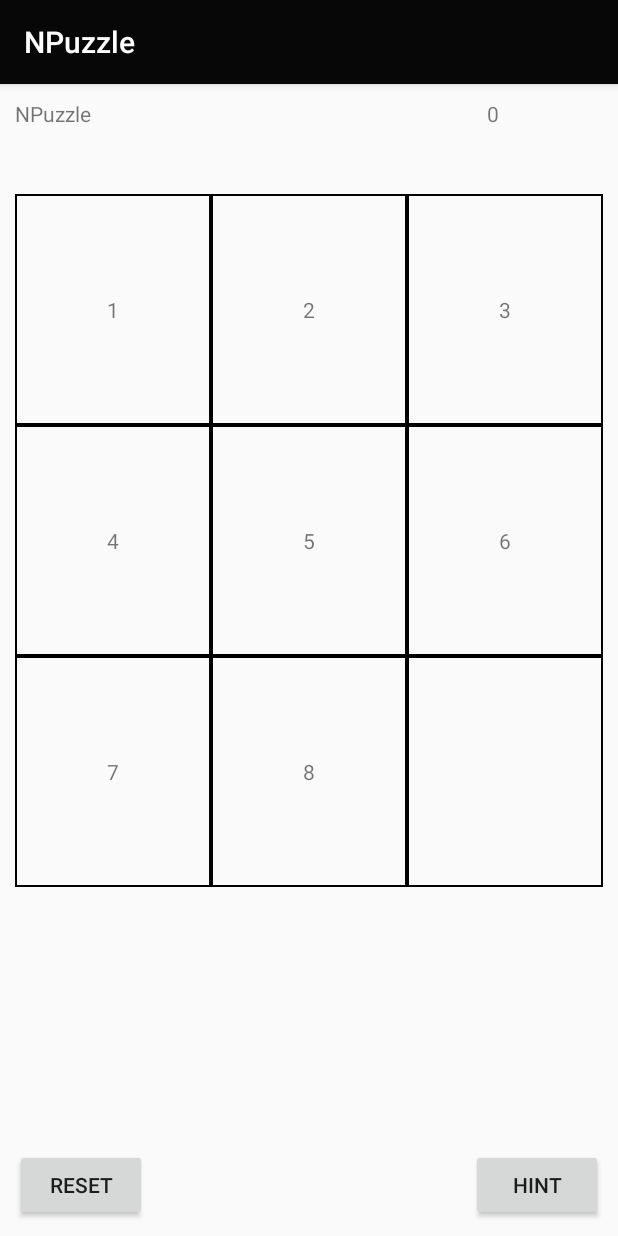
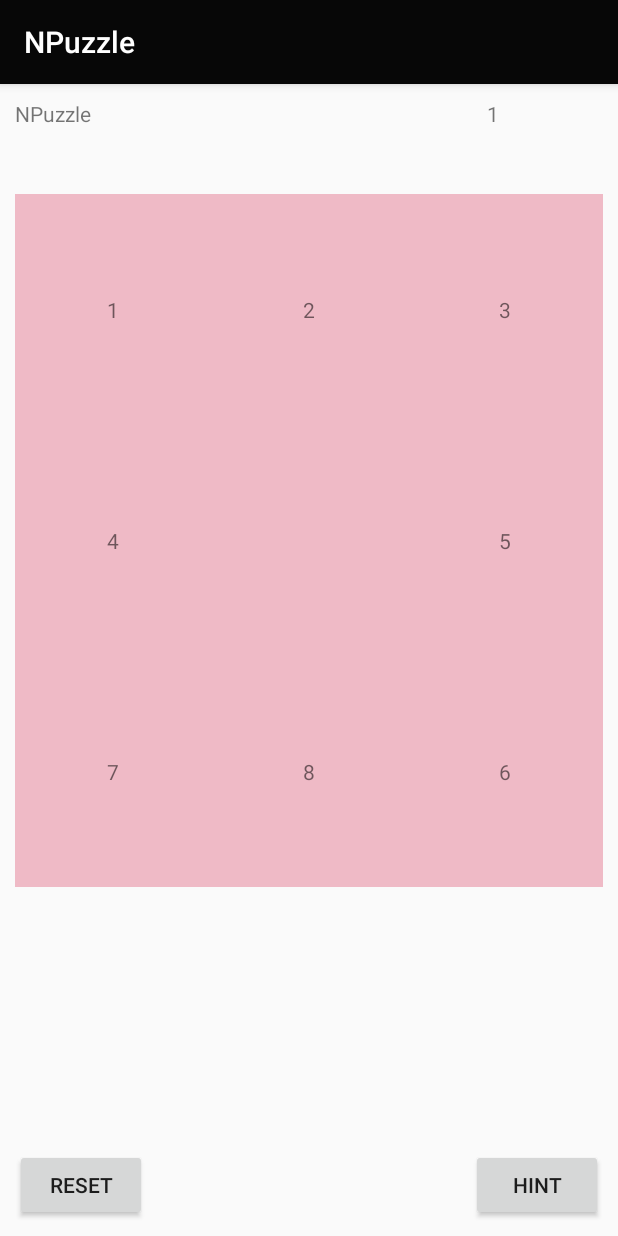
Before and after one commit to melihcanclk/NPuzzle-Android, an Android app: the MainActivity screen opened directly, with no data from a screen before it, after a tap on "HINT", on a phone screen of 412 x 824 dp. Run offline under Robolectric (Android 15) with nearby library versions, the phone set to English and light mode, and no system bars; libraries missing offline, so code that uses them is left out: org.tensorflow.lite; 2 statements that could not run were skipped.

Commit message:
feat(Npuzzle-Android) : tflite implement

```diff
--- a/app/src/main/java/com/melihcanclk/MainActivity.java
+++ b/app/src/main/java/com/melihcanclk/MainActivity.java
@@ -29,11 +29,14 @@ import java.nio.channels.FileChannel;
 import java.util.ArrayList;
 import java.util.List;
 import java.util.Random;
+import java.util.RandomAccess;
+
+import static android.widget.Toast.LENGTH_SHORT;
 
 
 public class MainActivity extends AppCompatActivity implements GestureDetector.OnGestureListener {
 
-    private static final int NUMBER_OF_SHUFFLE = 10;
+    private static int NUMBER_OF_SHUFFLE;
     private static int columns;
     private static int rows;
 
@@ -105,13 +108,18 @@ public class MainActivity extends AppCompatActivity implements GestureDetector.O
         });
 
         hintButton = (Button) findViewById(R.id.hintButton);
-       hintButton.setOnClickListener(new View.OnClickListener() {
+        hintButton.setOnClickListener(new View.OnClickListener() {
             @Override
             public void onClick(View v) {
                 float [] arr = new  float[4];
                 List<Integer> convertedTextView = mode(textView);
                 arr = doInferance(convertedTextView);
-                System.out.println(arr[0] + " " + arr[1] + " " + arr[2] + " " + arr[3]);
+                move(moves[findClosestToOne(arr)]);
+                if(isSolved()){
+
+                    Toast.makeText(getApplicationContext(), "Puzzle Solved!!!", LENGTH_SHORT).show();
+                    finish();
+                }
             }
         });
 
@@ -119,20 +127,32 @@ public class MainActivity extends AppCompatActivity implements GestureDetector.O
         shuffle(NUMBER_OF_SHUFFLE);
     }
 
+    private int findClosestToOne(float[] arr) {
+        int myNumber = 1;
+        float distance = Math.abs(arr[0] - myNumber);
+        int idx = 0;
+        for(int c = 1; c < arr.length; c++){
+            float cdistance = Math.abs(arr[c] - myNumber);
+            if(cdistance < distance){
+                idx = c;
+                distance = cdistance;
+            }
+        }
+       return idx;
+
+    }
+
     private float [] doInferance(List<Integer> convertedTextView) {
-        int [][][] array= new int[1][1][81];
+        float [][][] array= new float[1][1][81];
         for (int i = 0; i< convertedTextView.size();i++)
             array[0][0][i] = convertedTextView.get(i);
 
-        float [] output = new float[4];
+        float [][] output = new float[1][4];
         interpreter.run(array,output);
 
-        return output;
+        return output[0];
     }
 
-    private int getIndex(int x, int y) {
-        return (9 * y) + x;
-    }
 
     public static List<Integer> mode(TextView [][] arr) {
         List<Integer> list = new ArrayList<>();
@@ -212,8 +232,12 @@ public class MainActivity extends AppCompatActivity implements GestureDetector.O
         Intent intent = getIntent();
         columns = intent.getIntExtra(COLUMN_NAME, 3);
         rows = intent.getIntExtra(ROW_NAME,3);
-
         textView = new TextView[rows][columns];
+        Random random = new Random();
+        NUMBER_OF_SHUFFLE = random.nextInt(rows * columns);
+        while (NUMBER_OF_SHUFFLE <= 3){
+            NUMBER_OF_SHUFFLE = random.nextInt();
+        }
     }
 
     @RequiresApi(api = Build.VERSION_CODES.JELLY_BEAN)
@@ -242,6 +266,7 @@ public class MainActivity extends AppCompatActivity implements GestureDetector.O
                 GradientDrawable gd = new GradientDrawable();
                 gd.setStroke(2, 0xFF000000);
                 tempTextView.setBackground(gd);
+                tempTextView.setBackgroundResource(R.color.mutedpink);
                /* tempTextView.setOnClickListener(new View.OnClickListener() {
                     public void onClick(View v) {
                         showMessage(FINAL_J, FINAL_I);
@@ -302,6 +327,9 @@ public class MainActivity extends AppCompatActivity implements GestureDetector.O
         if (isValid(direction)) {
             _lastMove = direction;
             System.out.println("Moved to " + direction);
+            ++_numberOfMoves;
+            textViewCounter.setText(String.valueOf(_numberOfMoves));
+
         }
     }
 
@@ -323,7 +351,7 @@ public class MainActivity extends AppCompatActivity implements GestureDetector.O
 
     private void showMessage(int x, int y) {
         Toast.makeText(MainActivity.this, " " + x + "," + y,
-                Toast.LENGTH_SHORT).show();
+                LENGTH_SHORT).show();
 
     }
 
@@ -383,33 +411,29 @@ public class MainActivity extends AppCompatActivity implements GestureDetector.O
             }
         }
         if(isSolved()){
-            Toast.makeText(this, "Puzzle Solved!!!", Toast.LENGTH_SHORT).show();
+            Toast.makeText(this, "Puzzle Solved!!!", LENGTH_SHORT).show();
             finish();
-        }
-        if(result){
-            ++_numberOfMoves;
-            textViewCounter.setText(String.valueOf(_numberOfMoves));
         }
         return result;
     }
 
     private void onSwipeTop() {
-        Toast.makeText(this, "Swipe Top", Toast.LENGTH_SHORT).show();
+        Toast.makeText(this, "Swipe Top", LENGTH_SHORT).show();
         move('u');
     }
 
     private void onSwipeBottom() {
-        Toast.makeText(this, "Swipe Bottom", Toast.LENGTH_SHORT).show();
+        Toast.makeText(this, "Swipe Bottom", LENGTH_SHORT).show();
         move('d');
     }
 
     private void onSwipeLeft() {
-        Toast.makeText(this, "Swipe Left", Toast.LENGTH_SHORT).show();
+        Toast.makeText(this, "Swipe Left", LENGTH_SHORT).show();
         move('l');
     }
 
     private void onSwipeRight() {
-        Toast.makeText(this, "Swipe Right", Toast.LENGTH_SHORT).show();
+        Toast.makeText(this, "Swipe Right", LENGTH_SHORT).show();
         move('r');
     }
 
--- a/app/src/main/res/values/colors.xml
+++ b/app/src/main/res/values/colors.xml
@@ -4,4 +4,5 @@
     <color name="colorPrimaryDark">#00574B</color>
     <color name="colorAccent">#D81B60</color>
     <color name="bluedark">#070707</color>
+    <color name="mutedpink">#efbac6</color>
 </resources>
```
